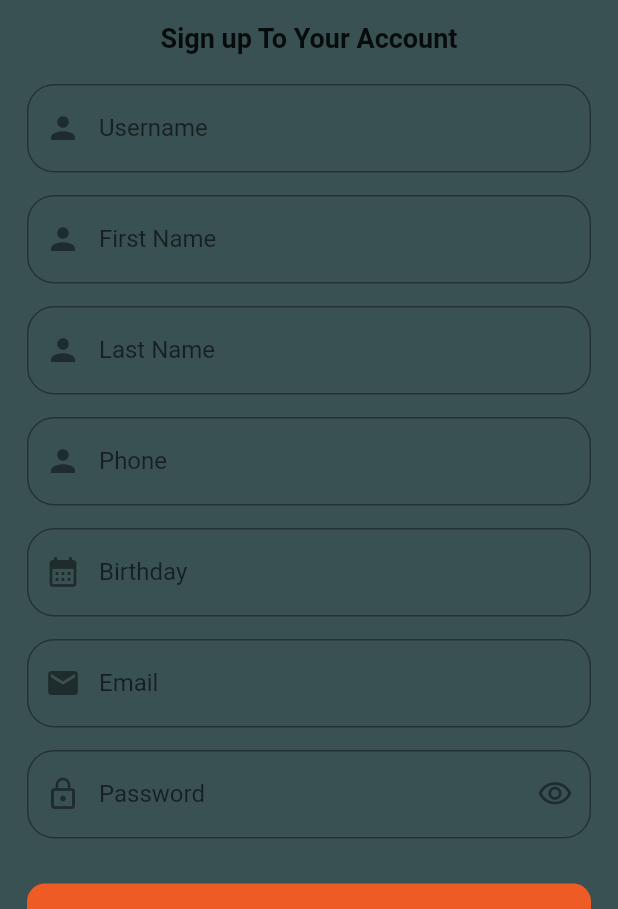
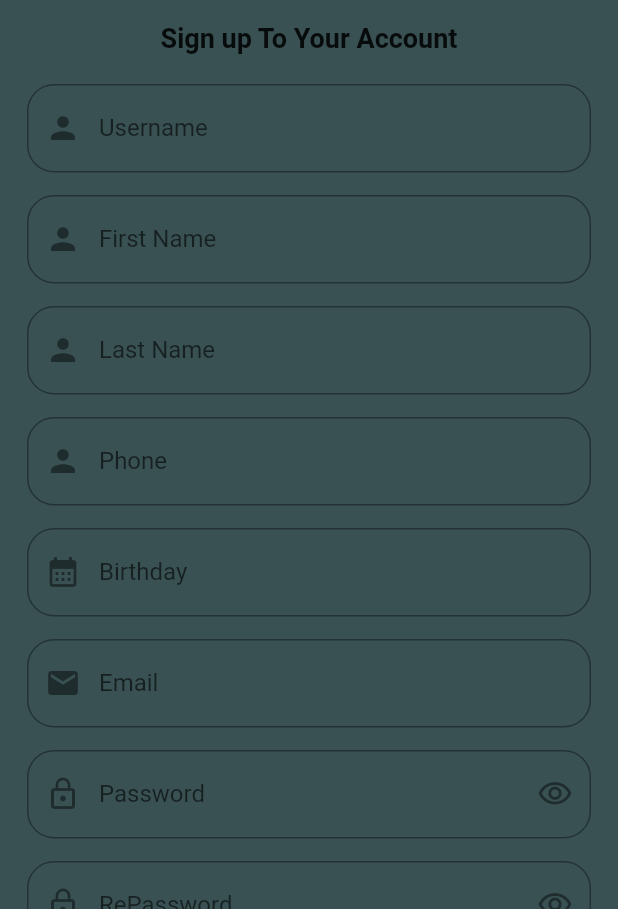
Before and after one commit to mohamedhamouda9879/OnlineAuction, a Flutter app: the RegisterScreen screen opened directly, on a phone screen of 412 x 824 dp, the part 327-1236 px from its top. Run offline on Flutter 3.47's test engine with Material 2 defaults, Android fonts, the phone set to English and light mode, and no system bars; our stand-ins replace bloc, cached_network_image, conditional_builder_rec, contained_tab_bar_view, curved_navigation_bar, dio and 9 more; accounts and stored records are empty.

Commit message:
add repassword

```diff
--- a/lib/modules/register/register.dart
+++ b/lib/modules/register/register.dart
@@ -206,6 +206,32 @@ class RegisterScreen extends StatelessWidget {
                           prefix: Icons.lock_outline,
                         ),
                         const SizedBox(
+                          height: 15.0,
+                        ),
+                        defaultFormField(
+                          controller: rePasswordController,
+                          suffix: OnlineRegisterCubit.get(context).suffix,
+                          type: TextInputType.visiblePassword,
+                          validate: (String? value) {
+                            if (value!.isEmpty) {
+                              return 'password is too short';
+                            }
+                            if (compare != value) {
+                              return 'wrong password';
+                            }
+                            return null;
+                          },
+                          isPassword:
+                              OnlineRegisterCubit.get(context).isPassword,
+                          suffixPressed: () {
+                            OnlineRegisterCubit.get(context)
+                                .changePasswordVisibility();
+                          },
+                          label: 'RePassword',
+                          lines: 1,
+                          prefix: Icons.lock_outline,
+                        ),
+                        const SizedBox(
                           height: 30.0,
                         ),
                         ConditionalBuilderRec(
```
